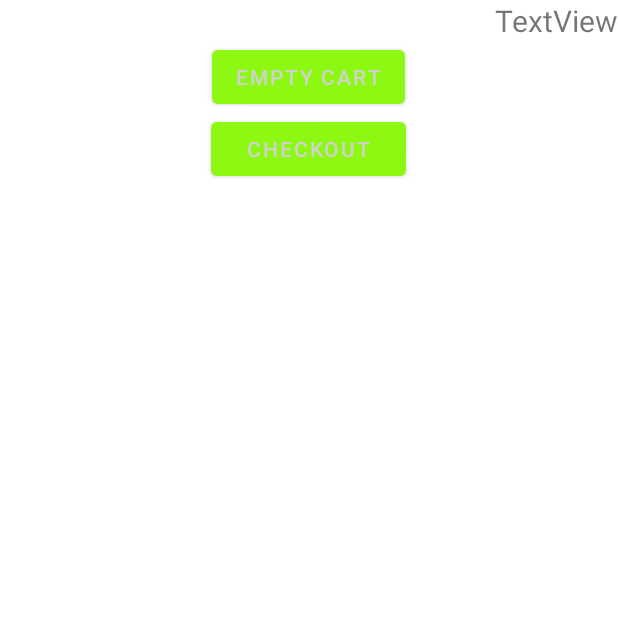
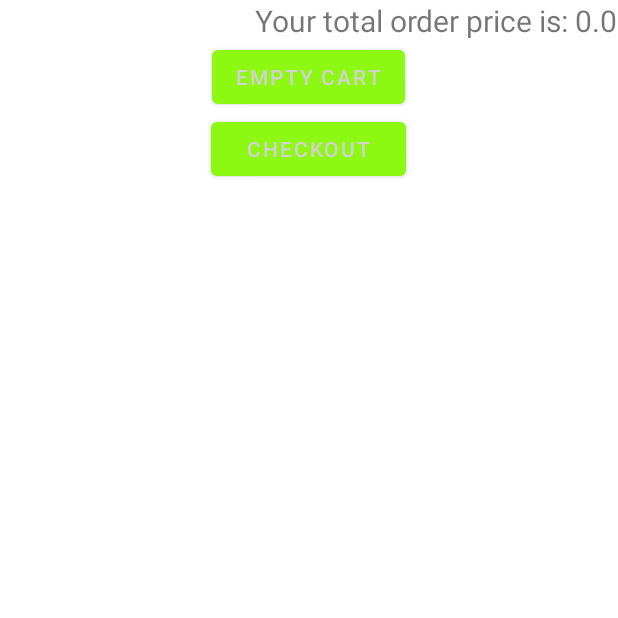
Before and after one commit to ETS-Android1/ShopWay, an Android app: the fragment CartFragment shown on its own in the app's theme, after a tap on "EMPTY CART", on a phone screen of 412 x 824 dp, the top half of it. Run offline under Robolectric (Android 15) with nearby library versions, the phone set to English and light mode, and no system bars.

```diff
--- a/app/src/main/java/com/example/shopway/model/ItemDAO.java
+++ b/app/src/main/java/com/example/shopway/model/ItemDAO.java
@@ -167,4 +167,20 @@ public class ItemDAO {
         }
     }
 
+    public LiveData<Double> getTotal()
+    {
+        MutableLiveData<Double> toSend = new MutableLiveData<>();
+        double total = 0;
+        ArrayList<Item> current = cartData.getValue();
+
+        for(int i = 0; i < current.size(); i++)
+        {
+            total += current.get(i).getPrice();
+        }
+        toSend.setValue(total);
+
+        return toSend;
+    }
+
+
 }
--- a/app/src/main/java/com/example/shopway/model/ItemRepository.java
+++ b/app/src/main/java/com/example/shopway/model/ItemRepository.java
@@ -47,4 +47,9 @@ public class ItemRepository {
     {
       itemDAO.emptyCart();
     }
+
+    public LiveData<Double> getTotal()
+    {
+       return itemDAO.getTotal();
+    }
 }
--- a/app/src/main/java/com/example/shopway/ui/CartFragment.java
+++ b/app/src/main/java/com/example/shopway/ui/CartFragment.java
@@ -3,6 +3,7 @@ package com.example.shopway.ui;
 import android.os.Bundle;
 
 import androidx.fragment.app.Fragment;
+import androidx.lifecycle.Observer;
 import androidx.lifecycle.ViewModelProvider;
 import androidx.recyclerview.widget.LinearLayoutManager;
 import androidx.recyclerview.widget.RecyclerView;
@@ -48,8 +49,12 @@ public class CartFragment extends Fragment implements CartAdapter.OnListItemClic
         itemsList.setLayoutManager(new LinearLayoutManager(this.getContext()));
         itemsList.setAdapter(adapter);
 
-        checkout = view.findViewById(R.id.cashout_button);
+        checkout = view.findViewById(R.id.cashout_button);  // Set Functionality
         emptyCart = view.findViewById(R.id.empty_cart_button);
+        orderPrice = view.findViewById(R.id.total_price_order);
+
+        viewModel.getTotalPrice().observe(getViewLifecycleOwner(), aDouble -> orderPrice.setText("Your total order price is: " + viewModel.getTotalPrice().getValue()));
+
 
         emptyCart.setOnClickListener(v -> viewModel.emptyCart());
 
--- a/app/src/main/java/com/example/shopway/ui/CartViewModel.java
+++ b/app/src/main/java/com/example/shopway/ui/CartViewModel.java
@@ -36,5 +36,10 @@ public class CartViewModel extends AndroidViewModel {
         repository.emptyCart();
     }
 
+    public LiveData<Double> getTotalPrice()
+    {
+        return repository.getTotal();
+    }
+
 
 }
```
